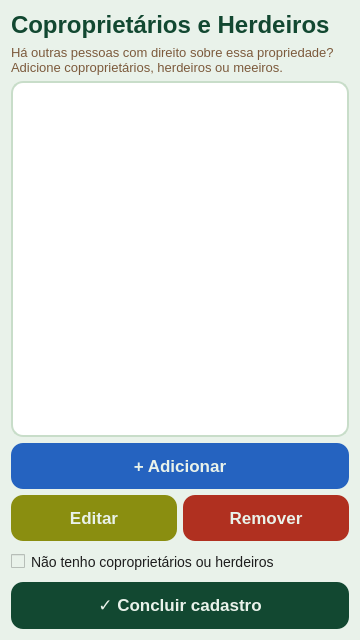
pollyanasousa/projeto-interdisciplinar-ufrpe, file gui/SignupCoOwners.ui: the form before one commit.
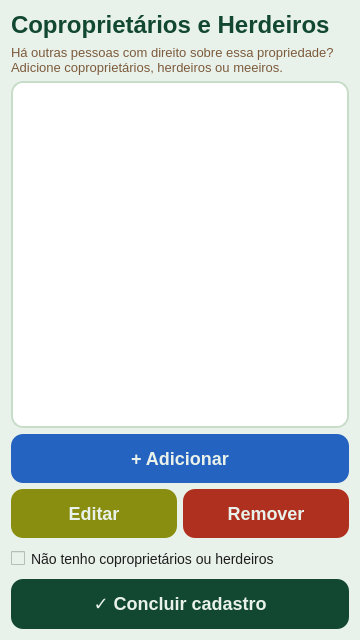
The form after the commit.

Diff of the .ui file:
```diff
--- a/gui/SignupCoOwners.ui
+++ b/gui/SignupCoOwners.ui
@@ -8,7 +8,7 @@
   <property name="windowTitle"><string>Form</string></property>
   <property name="styleSheet">
    <string notr="true">QWidget { background-color: #E9F2EA; font-family: &quot;Roboto Flex&quot;; }
-QPushButton { background-color: #124831; color: #E9F2EA; font-family: &quot;Roboto Flex&quot;; font-weight: 700; font-size: 17px; border-radius: 12px; padding: 13px; border: none; }
+QPushButton { background-color: #124831; color: #E9F2EA; font-family: &quot;Roboto Flex&quot;; font-weight: 700; font-size: 18px; border-radius: 12px; padding: 14px; border: none; }
 QPushButton:hover { background-color: #0a3020; }
 QPushButton#new_coowner_button { background-color: #2563C0; }
 QPushButton#update_coowner_button { background-color: #8a8e10; }
```
